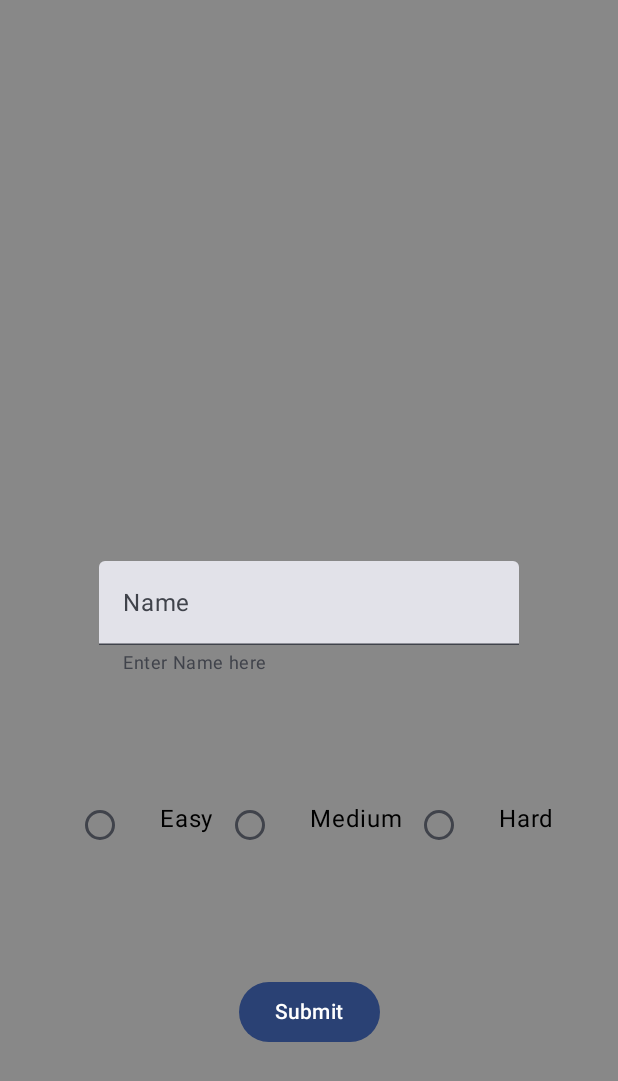
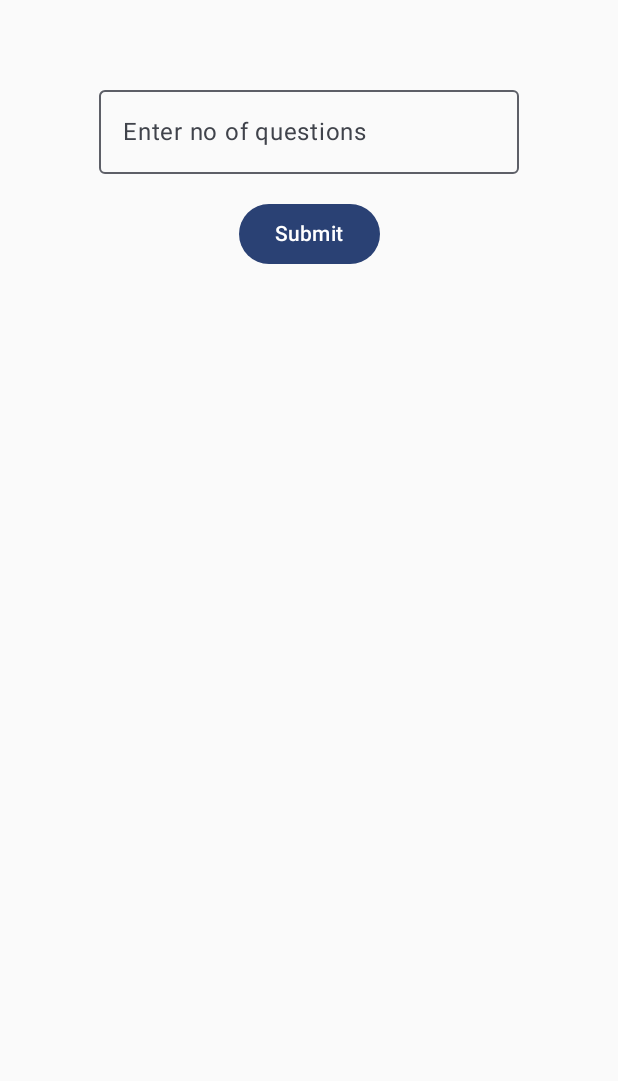
Before and after one commit to gillellaavinash/QuizApp, an Android app built with Jetpack Compose: the screen it shows after launch (MainActivity), on a phone screen of 412 x 824 dp. Shown: the top 1081 px of the screen. Run offline under Robolectric (Android 15) with nearby library versions, the phone set to English and light mode, and no system bars; our stand-ins replace Room's generated code.

Commit message:
Tthis is second commit

```diff
--- a/app/build.gradle.kts
+++ b/app/build.gradle.kts
@@ -70,6 +70,7 @@ dependencies {
     implementation(libs.androidx.lifecycle.viewmodel.compose)
     implementation(libs.androidx.lifecycle.runtime.compose)
     implementation(libs.androidx.room.ktx)
+    implementation(libs.androidx.runtime.livedata)
     testImplementation(libs.junit)
     androidTestImplementation(libs.androidx.junit)
     androidTestImplementation(libs.androidx.espresso.core)
--- a/app/src/main/AndroidManifest.xml
+++ b/app/src/main/AndroidManifest.xml
@@ -2,6 +2,7 @@
 <manifest xmlns:android="http://schemas.android.com/apk/res/android"
     xmlns:tools="http://schemas.android.com/tools">
 
+    <uses-permission android:name="android.permission.INTERNET"/>
     <application
         android:allowBackup="true"
         android:dataExtractionRules="@xml/data_extraction_rules"
--- a/app/src/main/java/com/example/quiz_extension/HomeScreen.kt
+++ b/app/src/main/java/com/example/quiz_extension/HomeScreen.kt
@@ -1,13 +1,18 @@
 package com.example.quiz_extension
 
+import android.widget.Toast
 import androidx.compose.foundation.background
 import androidx.compose.foundation.layout.Arrangement
 import androidx.compose.foundation.layout.Box
 import androidx.compose.foundation.layout.Column
 import androidx.compose.foundation.layout.Row
+import androidx.compose.foundation.layout.Spacer
 import androidx.compose.foundation.layout.fillMaxSize
+import androidx.compose.foundation.layout.fillMaxWidth
+import androidx.compose.foundation.layout.height
 import androidx.compose.foundation.layout.padding
 import androidx.compose.material3.Button
+import androidx.compose.material3.OutlinedTextField
 import androidx.compose.material3.RadioButton
 import androidx.compose.material3.Text
 import androidx.compose.material3.TextField
@@ -19,100 +24,48 @@ import androidx.compose.runtime.setValue
 import androidx.compose.ui.Alignment
 import androidx.compose.ui.Modifier
 import androidx.compose.ui.graphics.Color
+import androidx.compose.ui.platform.LocalContext
 import androidx.compose.ui.unit.dp
+import androidx.navigation.NavBackStackEntry
 import androidx.navigation.NavHostController
 
 
 @Composable
-fun HomeScreen(navController: NavHostController, viewModel: ResultsViewModel) {
-    var name by remember {
+fun HomeScreen(navController: NavHostController,
+               viewModel: ResultsViewModel,
+               ) {
+    var amount by remember {
         mutableStateOf("")
     }
-    var isError by remember {
-        mutableStateOf(false)
-    }
-    var selected by remember {
-        mutableStateOf("")
-    }
-
-    Box(
+    //val triviaResult = viewModel.triviaResult.observeAsState()
+    val local = LocalContext.current
+    Column(
         modifier = Modifier
-            .fillMaxSize()
-            .background(Color.Gray),
-        contentAlignment = Alignment.Center
+            .fillMaxWidth()
+            .padding(16.dp),
+        horizontalAlignment = Alignment.CenterHorizontally,
+        verticalArrangement = Arrangement.Center
     ) {
-        TextField(
-            value = name,
-            onValueChange = {newValue ->
-                name = newValue
-            },
-            enabled = true,
-            placeholder = {
-                Text("Enter your name")
-            },
-            supportingText = {
-                Text("Enter Name here")
-            },
-            isError = isError,
+        Spacer(modifier = Modifier.height(36.dp))
+        OutlinedTextField(
+            value = amount,
+            onValueChange = {
+                amount = it },
             label = {
-                Text("Name")
+                Text(text = "Enter no of questions")
             }
         )
-
-
-        Row(
-            modifier = Modifier
-                .fillMaxSize()
-                .padding(bottom = 250.dp),
-            horizontalArrangement = Arrangement.Center,
-            verticalAlignment = Alignment.Bottom
-        ) {
-            RadioButton(
-                selected = selected == "Easy",
-                onClick = {
-                    selected = "Easy"
-                })
-            Text(
-                text = "Easy",
-                modifier = Modifier.padding(start = (16).dp, bottom = 16.dp))
-            RadioButton(
-                selected = selected == "Medium",
-                onClick = {
-                    selected = "Medium"
-                })
-            Text(
-                text = "Medium",
-                modifier = Modifier.padding(start = (16).dp, bottom = 16.dp)
-            )
-            RadioButton(
-                selected = selected == "Hard",
-                onClick = {
-                    selected = "Hard"
-                })
-            Text(
-                text = "Hard",
-                modifier = Modifier.padding(start = (16).dp, bottom = 16.dp))
+        Spacer(modifier = Modifier.height(16.dp))
+        Button(onClick = {
+            if(amount<= 0.toString())
+                Toast.makeText(local, "Please enter a positive number", Toast.LENGTH_SHORT).show()
+            else {
+                viewModel.getData(amount.toInt())
+                navController.navigate("quiz/${amount.toInt()}")
+            }
+        }) {
+            Text("Submit")
         }
 
-            Column(
-                modifier = Modifier
-                    .fillMaxSize()
-                    .padding(bottom = 125.dp),
-                horizontalAlignment = Alignment.CenterHorizontally,
-                verticalArrangement = Arrangement.Bottom
-            ) {
-                Button(
-                    onClick = {
-                        isError = name.isEmpty()
-                        if (!isError && selected != "") {
-                            viewModel.name = name
-                            navController.navigate("quiz")
-                        }
-                    },
-                )
-                {
-                    Text(text = "Submit")
-                }
-            }
     }
 }
--- a/app/src/main/java/com/example/quiz_extension/MainActivity.kt
+++ b/app/src/main/java/com/example/quiz_extension/MainActivity.kt
@@ -16,38 +16,13 @@ import com.example.quiz_extension.data.RecordRepository
 import com.example.quiz_extension.ui.theme.Quiz_ExtensionTheme
 
 class MainActivity : ComponentActivity() {
-
-
-
     override fun onCreate(savedInstanceState: Bundle?) {
         super.onCreate(savedInstanceState)
         enableEdgeToEdge()
+        val viewModel = ViewModelProvider(this)[ResultsViewModel::class.java]
         setContent {
             Quiz_ExtensionTheme {
-
-                val appContext = LocalContext.current.applicationContext
-                val db = Room.databaseBuilder(
-                    appContext,
-                    RecordDatabase::class.java, "record_database.db"
-                ).build()
-                val userScoreDao = db.recordDao()
-                val repository = RecordRepository(userScoreDao)
-
-                val viewModel by viewModels<ResultsViewModel>(
-                    factoryProducer = {
-                        object : ViewModelProvider.Factory {
-                            override fun <T : ViewModel> create(modelClass: Class<T>): T {
-                                return ResultsViewModel(repository = repository) as T
-                            }
-                        }
-                    }
-                )
-
-                val allUserScores by viewModel.getAllRecords.collectAsState(initial = emptyList())
-                Navigation(
-                    viewModel = viewModel,
-                    allUserScores = allUserScores
-                )
+                Navigation(viewModel)
             }
         }
     }
--- a/app/src/main/java/com/example/quiz_extension/Navigation.kt
+++ b/app/src/main/java/com/example/quiz_extension/Navigation.kt
@@ -1,37 +1,34 @@
 package com.example.quiz_extension
 
 import androidx.compose.runtime.Composable
-import androidx.navigation.NavHostController
+import androidx.navigation.NavType
 import androidx.navigation.compose.NavHost
 import androidx.navigation.compose.composable
 import androidx.navigation.compose.rememberNavController
-import com.example.quiz_extension.data.Record
+import androidx.navigation.navArgument
 
 
 @Composable
 fun Navigation(
-    navController: NavHostController = rememberNavController(),
     viewModel: ResultsViewModel,
-    allUserScores: List<Record>,
 ){
-
+    val navController = rememberNavController()
     NavHost(navController = navController, startDestination = "home"){
         composable("home"){
             HomeScreen(navController = navController,
                 viewModel = viewModel
             )
         }
-        composable("quiz") {
-            QuizScreen(navController = navController, questions = easy_list,
-                viewModel = viewModel
+        composable("quiz/{amount}",
+            arguments = listOf(
+                navArgument("amount")
+                { type = NavType.IntType }
+            )
+        ) { backStackEntry ->
+            QuestionScreen(navController = navController,
+                viewModel = viewModel,
+                backStackEntry = backStackEntry
             )
         }
-        composable("last_screen") {
-            FinalScreen(
-                viewModel = viewModel,
-                allUserScores = allUserScores
-            )
-        }
-
     }
 }
--- a/app/src/main/java/com/example/quiz_extension/RecordViewModel.kt
+++ b/app/src/main/java/com/example/quiz_extension/RecordViewModel.kt
@@ -1,75 +1,36 @@
 package com.example.quiz_extension
 
-import android.widget.Toast
-import androidx.compose.foundation.layout.fillMaxWidth
-import androidx.compose.material3.MaterialTheme
-import androidx.compose.material3.Snackbar
-import androidx.compose.material3.Text
-import androidx.compose.runtime.getValue
-import androidx.compose.runtime.mutableIntStateOf
-import androidx.compose.runtime.mutableStateOf
-import androidx.compose.runtime.setValue
-import androidx.compose.ui.Modifier
-import androidx.compose.ui.platform.LocalContext
+import androidx.lifecycle.LiveData
+import androidx.lifecycle.MutableLiveData
 import androidx.lifecycle.ViewModel
 import androidx.lifecycle.viewModelScope
-import com.example.quiz_extension.api.QuizItem
-import com.example.quiz_extension.api.QuizService
-import com.example.quiz_extension.data.Record
-import com.example.quiz_extension.data.RecordRepository
-import kotlinx.coroutines.flow.Flow
-import kotlinx.coroutines.flow.MutableStateFlow
-import kotlinx.coroutines.flow.StateFlow
-import kotlinx.coroutines.flow.asStateFlow
+import com.example.currencycon.api.NetworkResponse
+import com.example.currencycon.api.RetrofitInstance
+import com.example.currencycon.api.Trivia
 import kotlinx.coroutines.launch
-import retrofit2.Retrofit
-import retrofit2.converter.gson.GsonConverterFactory
 
-class ResultsViewModel(private var repository : RecordRepository) : ViewModel() {
+class ResultsViewModel() : ViewModel() {
 
 
 
-    private val _quizQuestions = MutableStateFlow<List<QuizItem>>(emptyList())
-    val quizQuestions: StateFlow<List<QuizItem>> = _quizQuestions
+    private val triviaApi = RetrofitInstance.triviaApi
+    private val _triviaResult = MutableLiveData<NetworkResponse<Trivia>>()
+    val triviaResult: LiveData<NetworkResponse<Trivia>> = _triviaResult
 
-    private val retrofit = Retrofit.Builder()
-        .baseUrl("https://the-trivia-api.com/")
-        .addConverterFactory(GsonConverterFactory.create())
-        .build()
-
-    private val quizService = retrofit.create(QuizService::class.java)
-
-
-    fun getRandomQuestions() {
+    fun getData(amount: Int) {
+        _triviaResult.value = NetworkResponse.Loading
         viewModelScope.launch {
-            try {
-                val response = quizService.getQuestions()
-                _quizQuestions.value = response.results
-            } catch (e: Exception) {
-                println(e.message)
+            try{
+                val response = triviaApi.getQuestions(amount)
+                if (response.isSuccessful) {
+                    _triviaResult.value = NetworkResponse.Success(response.body()!!)
+                }else{
+                    _triviaResult.value = NetworkResponse.Error("Error to load data")
+                }
+            } catch (e: Exception){
+                _triviaResult.value = NetworkResponse.Error("Error in load data")
             }
         }
     }
 
-
-
-
-
-
-
-    var name by mutableStateOf("")
-    var correctAnswers by mutableIntStateOf(0)
-
-
-     val getAllRecords : Flow<List<Record>> = repository.getRecords
-
-
-    suspend fun saveUserScore(userName : String ,score : Int) {
-        repository.insertRecords(
-           Record(
-               name = userName,
-               correctAnswers = score
-           )
-        )
-    }
 }
--- a/app/src/main/java/com/example/quiz_extension/api/QuizResponse.kt
+++ /dev/null
@@ -1,5 +0,0 @@
-package com.example.quiz_extension.api
-
-data class QuizResponse(
-    val results: List<QuizItem>
-)
--- a/app/src/main/java/com/example/quiz_extension/api/QuizService.kt
+++ /dev/null
@@ -1,11 +0,0 @@
-package com.example.quiz_extension.api
-
-import retrofit2.http.GET
-
-interface QuizService {
-
-    @GET("v2/questions")
-    suspend fun getQuestions() : QuizResponse
-
-
-}
--- /dev/null
+++ b/app/src/main/java/com/example/quiz_extension/api/RetrofitInstance.kt
@@ -0,0 +1,18 @@
+package com.example.currencycon.api
+
+import retrofit2.Retrofit
+import retrofit2.converter.gson.GsonConverterFactory
+
+object RetrofitInstance{
+
+    private const val BASE_URL = "https://opentdb.com/"
+
+    private fun getInstance() : Retrofit{
+        return Retrofit.Builder()
+        .baseUrl(BASE_URL)
+        .addConverterFactory(GsonConverterFactory.create())
+        .build()
+    }
+
+    val triviaApi : TriviaApi = getInstance().create(TriviaApi::class.java)
+}
--- /dev/null
+++ b/app/src/main/java/com/example/quiz_extension/api/Trivia.kt
@@ -0,0 +1,6 @@
+package com.example.currencycon.api
+
+data class Trivia(
+    val response_code: Int,
+    val results: List<Result>
+)
--- /dev/null
+++ b/app/src/main/java/com/example/quiz_extension/api/TriviaQuiz.kt
@@ -0,0 +1,13 @@
+package com.example.currencycon.api
+
+import retrofit2.Response
+import retrofit2.http.GET
+import retrofit2.http.Query
+
+interface TriviaApi {
+
+    @GET("/api.php")
+    suspend fun getQuestions(
+        @Query("amount") amount: Int,
+    ) : Response<Trivia>
+}
--- a/gradle/libs.versions.toml
+++ b/gradle/libs.versions.toml
@@ -1,5 +1,5 @@
 [versions]
-agp = "8.4.0-alpha13"
+agp = "8.4.2"
 jetbrainsAnnotationsJava5 = "15.0"
 kotlin = "1.9.0"
 coreKtx = "1.12.0"
@@ -17,6 +17,7 @@ roomKtx = "2.6.1"
 appcompat = "1.6.1"
 material3Android = "1.2.1"
 lifecycleRuntimeCompose = "2.7.0"
+runtimeLivedata = "1.6.8"
 
 [libraries]
 androidx-core-ktx = { group = "androidx.core", name = "core-ktx", version.ref = "coreKtx" }
@@ -44,6 +45,7 @@ androidx-appcompat = { group = "androidx.appcompat", name = "appcompat", version
 androidx-material3-android = { group = "androidx.compose.material3", name = "material3-android", version.ref = "material3Android" }
 androidx-lifecycle-runtime-compose = { group = "androidx.lifecycle", name = "lifecycle-runtime-compose", version.ref = "lifecycleRuntimeCompose" }
 org-jetbrains-annotations-java5 = { module = "org.jetbrains:annotations-java5", version.ref = "jetbrainsAnnotationsJava5" }
+androidx-runtime-livedata = { group = "androidx.compose.runtime", name = "runtime-livedata", version.ref = "runtimeLivedata" }
 
 [plugins]
 android-application = { id = "com.android.application", version.ref = "agp" }
```
Also changed, not shown: app/src/main/java/com/example/quiz_extension/Easy.kt (deleted, +0 -63 lines), app/src/main/java/com/example/quiz_extension/NewScreen.kt (+59 -60 lines), app/src/main/java/com/example/quiz_extension/QuestionView.kt (+69 -20 lines), app/src/main/java/com/example/quiz_extension/api/NetworkResponse.kt (added, +8 -0 lines), app/src/main/java/com/example/quiz_extension/api/QuizItem.kt (deleted, +0 -14 lines), app/src/main/java/com/example/quiz_extension/api/Result.kt (added, +10 -0 lines).
